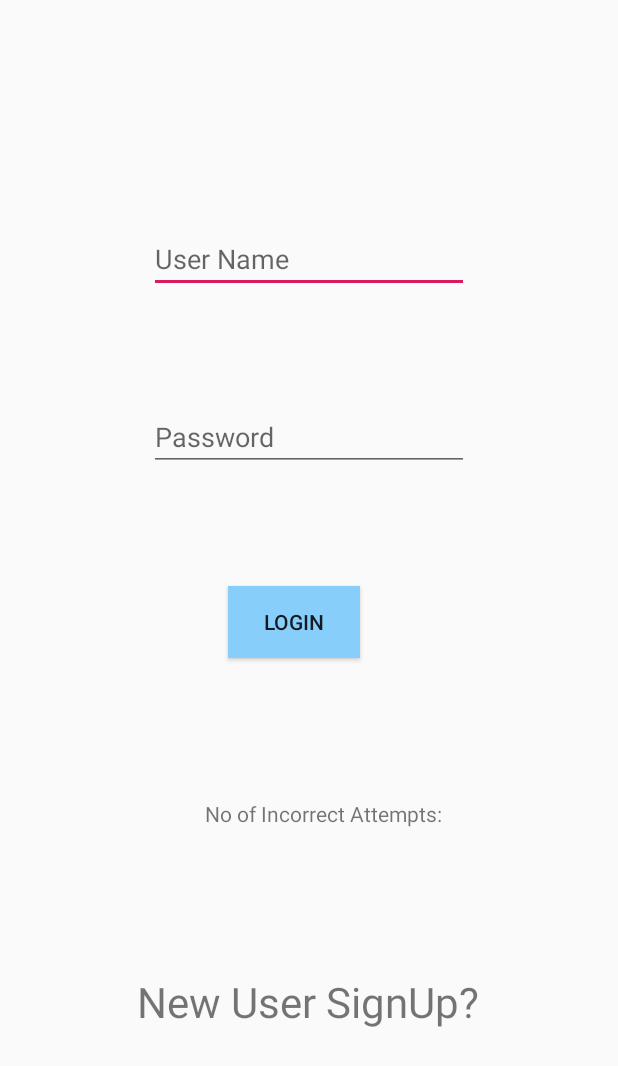
After one commit to mervinkogei/Barber, an Android app: the layout activity_login.xml on its own in the app's theme, with its tools: preview values and no code run, on a phone screen of 412 x 824 dp. The commit adds this screen. Shown: the top 1066 px of the screen. Run offline under Robolectric (Android 15) with nearby library versions, the phone set to English and light mode, and no system bars.

Commit message:
Add Login and Bookings Activity

```diff
--- /dev/null
+++ b/app/src/main/res/layout/activity_login.xml
@@ -0,0 +1,82 @@
+<?xml version="1.0" encoding="utf-8"?>
+<androidx.constraintlayout.widget.ConstraintLayout xmlns:android="http://schemas.android.com/apk/res/android"
+    xmlns:app="http://schemas.android.com/apk/res-auto"
+    xmlns:tools="http://schemas.android.com/tools"
+    android:id="@+id/btnLogin"
+    android:layout_width="match_parent"
+    android:layout_height="match_parent"
+    tools:context=".MainActivity">
+
+    <ImageView
+        android:layout_width="wrap_content"
+        android:layout_height="match_parent"
+        android:id="@+id/imageView"
+        android:scaleType="centerCrop" />
+
+    <EditText
+        android:id="@+id/etName"
+        android:layout_width="wrap_content"
+        android:layout_height="wrap_content"
+        android:layout_marginTop="16dp"
+        android:ems="10"
+        android:hint="User Name"
+        android:inputType="textPersonName"
+        app:layout_constraintBottom_toBottomOf="parent"
+        app:layout_constraintEnd_toEndOf="parent"
+        app:layout_constraintStart_toStartOf="parent"
+        app:layout_constraintTop_toTopOf="parent"
+        app:layout_constraintVertical_bias="0.176" />
+
+    <EditText
+        android:id="@+id/etPassword"
+        android:layout_width="wrap_content"
+        android:layout_height="wrap_content"
+        android:ems="10"
+        android:hint="Password"
+        android:inputType="textPassword"
+        app:layout_constraintBottom_toBottomOf="parent"
+        app:layout_constraintEnd_toEndOf="parent"
+        app:layout_constraintStart_toStartOf="parent"
+        app:layout_constraintTop_toBottomOf="@+id/etName"
+        app:layout_constraintVertical_bias="0.126" />
+
+    <Button
+        android:id="@+id/btnlogin"
+        android:layout_width="wrap_content"
+        android:layout_height="wrap_content"
+        android:layout_marginTop="44dp"
+        android:text="Login"
+        app:layout_constraintBottom_toBottomOf="parent"
+        app:layout_constraintEnd_toEndOf="parent"
+        app:layout_constraintHorizontal_bias="0.47"
+        app:layout_constraintStart_toStartOf="parent"
+        app:layout_constraintTop_toBottomOf="@+id/etPassword"
+        android:background="@color/colorPrimary"
+        app:layout_constraintVertical_bias="0.078" />
+
+    <TextView
+        android:id="@+id/tvinfo"
+        android:layout_width="wrap_content"
+        android:layout_height="wrap_content"
+        android:text="TextView"
+        app:layout_constraintBottom_toBottomOf="parent"
+        app:layout_constraintEnd_toEndOf="parent"
+        app:layout_constraintHorizontal_bias="0.537"
+        app:layout_constraintStart_toStartOf="parent"
+        app:layout_constraintTop_toTopOf="@+id/btnLogin"
+        app:layout_constraintVertical_bias="0.662"
+        tools:text="No of Incorrect Attempts:" />
+
+    <TextView
+        android:id="@+id/tvRegister"
+        android:layout_width="wrap_content"
+        android:layout_height="wrap_content"
+        android:text="New User SignUp?"
+        android:textSize="28dp"
+        app:layout_constraintBottom_toBottomOf="parent"
+        app:layout_constraintEnd_toEndOf="parent"
+        app:layout_constraintHorizontal_bias="0.498"
+        app:layout_constraintStart_toStartOf="parent"
+        app:layout_constraintTop_toTopOf="parent"
+        app:layout_constraintVertical_bias="0.825" />
+</androidx.constraintlayout.widget.ConstraintLayout>
--- a/build.gradle
+++ b/build.gradle
@@ -8,6 +8,7 @@ buildscript {
     }
     dependencies {
         classpath 'com.android.tools.build:gradle:3.5.2'
+        classpath 'com.google.gms:google-services:4.3.2'
 
         // NOTE: Do not place your application dependencies here; they belong
         // in the individual module build.gradle files
@@ -19,6 +20,10 @@ allprojects {
         google()
         jcenter()
 
+        maven{
+            url "https://maven.google.com" // Google's Maven Repositories
+        }
+
     }
 }
 
```
Also changed, not shown: app/build.gradle (+9 -0 lines), app/src/main/AndroidManifest.xml (+6 -3 lines), app/src/main/java/com/example/barber/Bookings.java (added, +14 -0 lines), app/src/main/java/com/example/barber/Login.java (added, +109 -0 lines), app/src/main/java/com/example/barber/MainActivity.java (+33 -1 lines), app/src/main/res/layout/activity_bookings.xml (added, +9 -0 lines), app/src/main/res/layout/activity_main.xml (+7 -6 lines), 1 other file.
